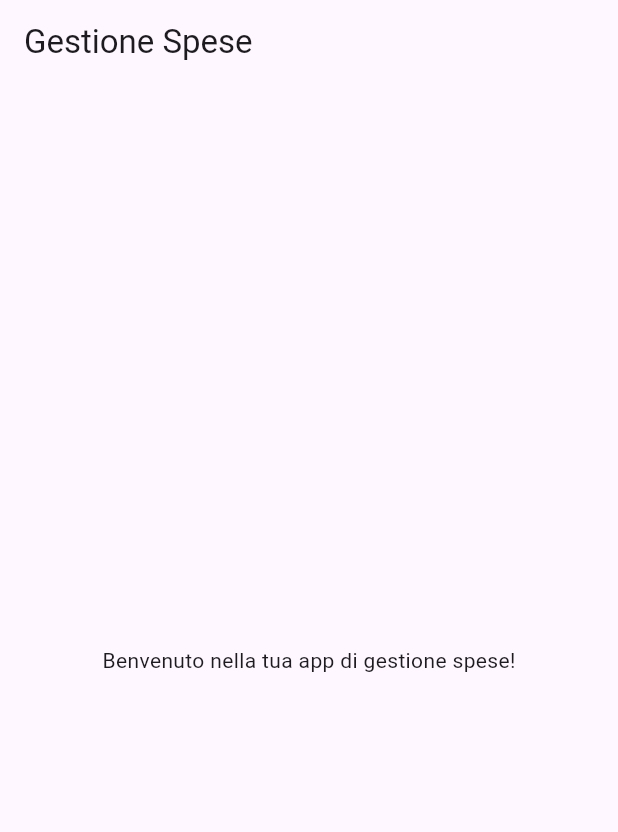
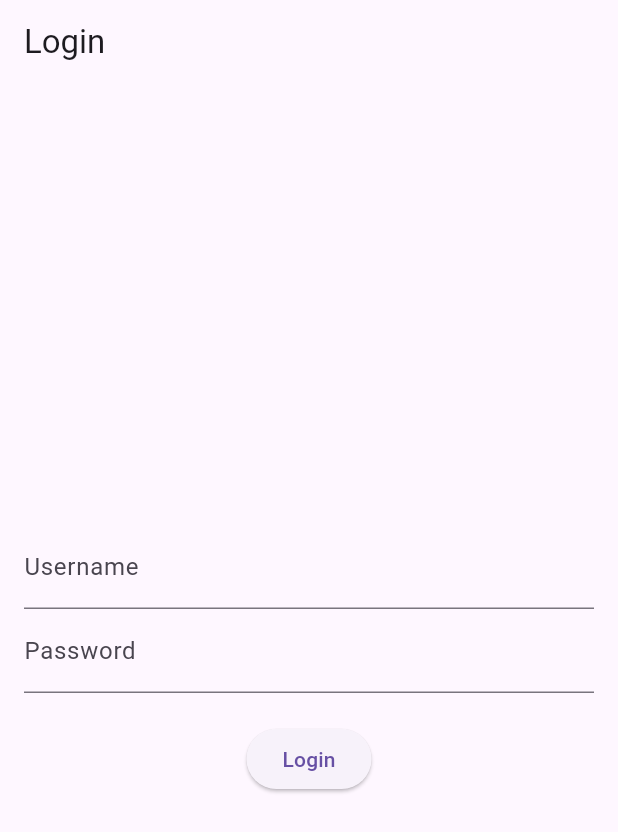
Before and after one commit to lucar91/slow_cost, a Flutter app: the screen it shows after launch, on a phone screen of 412 x 824 dp. Shown: the top 832 px of the screen. Run offline on Flutter 3.47's test engine with Material 3 defaults, Android fonts, the phone set to English and light mode, and no system bars; Roboto replaces fonts that are missing (Montserrat).

Commit message:
Added login page and home page (error during working release to fix)

```diff
--- /dev/null
+++ b/lib/login_page.dart
@@ -0,0 +1,40 @@
+import 'package:flutter/material.dart';
+
+class LoginPage extends StatelessWidget {
+  @override
+  Widget build(BuildContext context) {
+    final TextEditingController _usernameController = TextEditingController();
+    final TextEditingController _passwordController = TextEditingController();
+
+    return Scaffold(
+      appBar: AppBar(
+        title: Text('Login'),
+      ),
+      body: Padding(
+        padding: const EdgeInsets.all(16.0),
+        child: Column(
+          mainAxisAlignment: MainAxisAlignment.center,
+          children: [
+            TextField(
+              controller: _usernameController,
+              decoration: InputDecoration(labelText: 'Username'),
+            ),
+            TextField(
+              controller: _passwordController,
+              decoration: InputDecoration(labelText: 'Password'),
+              obscureText: true,
+            ),
+            SizedBox(height: 20),
+            ElevatedButton(
+              onPressed: () {
+                // Per ora non ci sono controlli, va direttamente alla HomePage.
+                Navigator.pushReplacementNamed(context, '/home');
+              },
+              child: Text('Login'),
+            ),
+          ],
+        ),
+      ),
+    );
+  }
+}
--- a/lib/main.dart
+++ b/lib/main.dart
@@ -1,4 +1,6 @@
 import 'package:flutter/material.dart';
+import 'home_page.dart';
+import 'login_page.dart';
 
 void main() {
   runApp(MyApp());
@@ -10,23 +12,14 @@ class MyApp extends StatelessWidget {
     return MaterialApp(
       title: 'Gestione Spese',
       theme: ThemeData(
-        primarySwatch: Colors.blue,
+        primarySwatch: Colors.teal,
+        fontFamily: 'Montserrat',
       ),
-      home: HomePage(),
+      initialRoute: '/login',
+      routes: {
+        '/login': (context) => LoginPage(),
+        '/home': (context) => HomePage(),
+      },
     );
   }
 }
-
-class HomePage extends StatelessWidget {
-  @override
-  Widget build(BuildContext context) {
-    return Scaffold(
-      appBar: AppBar(
-        title: Text('Gestione Spese'),
-      ),
-      body: Center(
-        child: Text('Benvenuto nella tua app di gestione spese!'),
-      ),
-    );
-  }
-}
```
Also changed, not shown: lib/home_page.dart (added, +67 -0 lines), lib/models/expense.dart (added, +30 -0 lines), lib/tabs/expense_tab.dart (added, +213 -0 lines), lib/utilities/formatDatetime.dart (added, +10 -0 lines).
